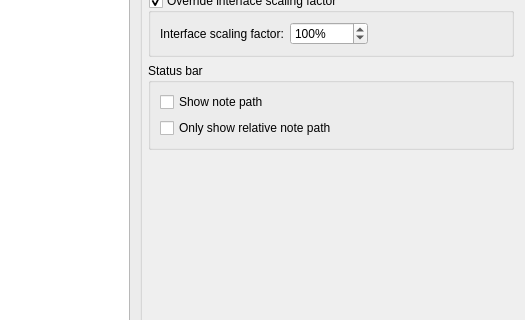
Qt form src/dialogs/settingsdialog.ui (dwongdev/QOwnNotes) before a commit; both pictures show x 399 to 924 and y 438 to 758 of the 924 by 1282 pixel window.
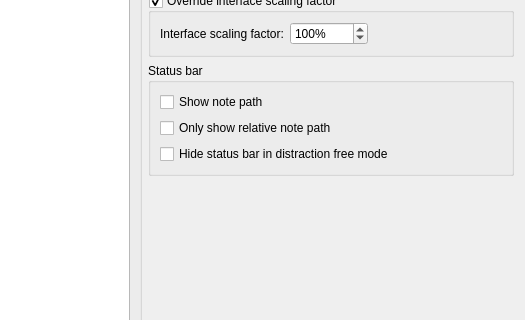
The same form after that commit. The open tabs and pages were chosen to show the change. Icons and pictures are not drawn. Custom widgets are drawn as their Qt base class.

Commit message: #3553 distractionfreemode: add more descriptive labels for leave buttons and option to hide status bar

```diff
--- a/src/dialogs/settingsdialog.ui
+++ b/src/dialogs/settingsdialog.ui
@@ -3361,6 +3361,13 @@
                        </property>
                       </widget>
                      </item>
+                      <item row="2" column="0">
+                       <widget class="QCheckBox" name="hideStatusBarInDistractionFreeModeCheckBox">
+                        <property name="text">
+                         <string>Hide status bar in distraction free mode</string>
+                        </property>
+                       </widget>
+                      </item>
                     </layout>
                    </widget>
                   </item>
```
Lines whose indentation alone changed are shown as unchanged. The commit also changes 3 other files.
